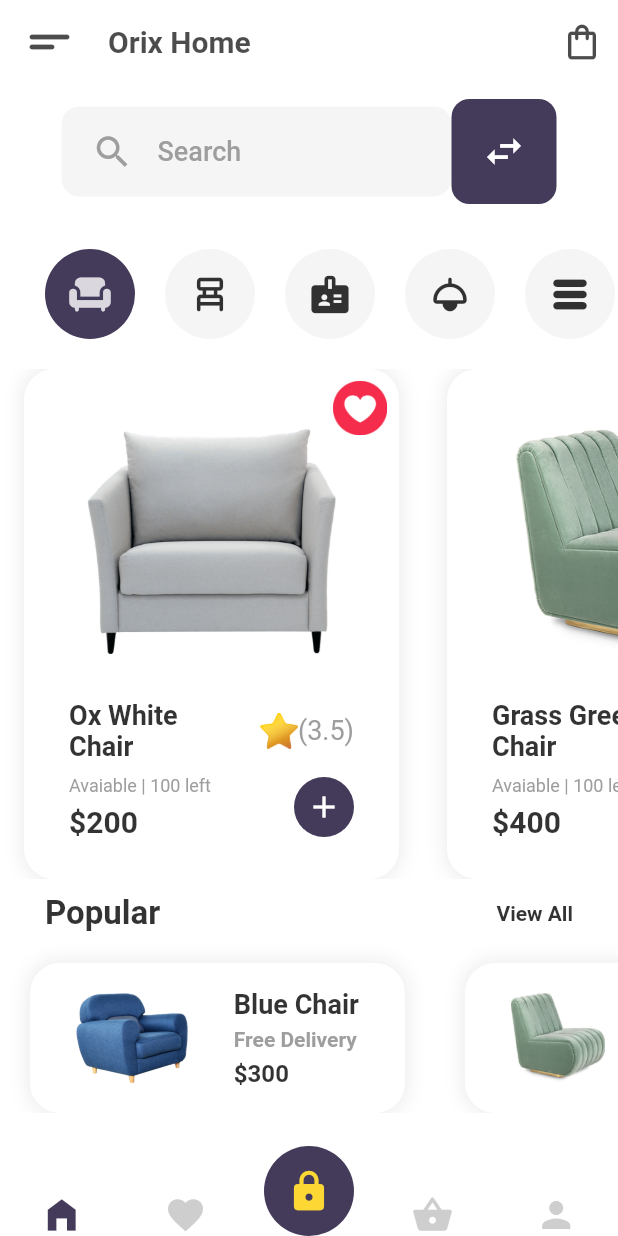
After one commit to sameerkhan24/FurnitureAppUIOrix, a Flutter app: the screen it shows after launch, after a tap on "Signup", on a phone screen of 412 x 824 dp. The commit adds this screen. Run offline on Flutter 3.47's test engine with Material 2 defaults, Android fonts, the light colour scheme and no system bars.

Commit message:
Made the homepage

```diff
--- /dev/null
+++ b/lib/homepage.dart
@@ -0,0 +1,477 @@
+import 'dart:ui';
+
+import 'package:flutter/cupertino.dart';
+import 'package:flutter/material.dart';
+import 'package:flutter/painting.dart';
+import 'package:flutter/rendering.dart';
+import 'package:flutter/widgets.dart';
+import 'package:orixfurnitureui/styles.dart';
+
+class HomePage extends StatefulWidget {
+  const HomePage({ Key? key }) : super(key: key);
+
+  @override
+  _HomePageState createState() => _HomePageState();
+}
+
+class _HomePageState extends State<HomePage> {
+  int selected=1;
+  @override
+  Widget build(BuildContext context) {
+    return Scaffold(
+      backgroundColor: Colors.white,
+      appBar: AppBar(
+        backgroundColor: Colors.white,
+        centerTitle: false,
+        elevation: 0,
+        leading: Padding(
+          padding: const EdgeInsets.only(left:10.0),
+          child: Icon(Icons.short_text_rounded,color: Colors.black.withOpacity(0.7),size: 40,),
+        ),
+        title: Text('Orix Home',style: TextStyle(fontSize: 20,color: Colors.black.withOpacity(0.7),fontWeight: FontWeight.bold),),
+        actions: [
+          Padding(
+            padding: const EdgeInsets.only(right:10.0),
+            child: Icon(Icons.shopping_bag_outlined,color: Colors.black.withOpacity(0.7),size: 28,),
+          )],
+      ),
+      body: Column(
+        crossAxisAlignment: CrossAxisAlignment.center,
+        mainAxisAlignment: MainAxisAlignment.start,
+        children: [
+          SearchAndFilterBox(),
+
+          Padding(
+            padding: const EdgeInsets.only(top:30.0,left: 10),
+            child: SingleChildScrollView(
+              scrollDirection: Axis.horizontal,
+              child: Row(
+                children: [
+                  Padding(
+                    padding: const EdgeInsets.only(left:20.0),
+                    child: GestureDetector(
+                      onTap: (){
+                        setState(() {
+                          selected=1;
+                        });
+                        },
+                      child: Container(
+                        height: 60,
+                        width: 60,
+                        decoration: BoxDecoration(
+                          color: selected==1 ? orixpurple: Colors.grey.withOpacity(0.1),
+                          shape: BoxShape.circle
+                        ),
+                        child: Icon(Icons.chair_rounded,
+                        color: selected==1 ? Colors.white.withOpacity(0.8) : Colors.black.withOpacity(0.8),
+                        size: 30,),
+                      ),
+                    ),
+                  ),
+                  Padding(
+                    padding: const EdgeInsets.only(left:20.0),
+                    child: GestureDetector(
+                      onTap: (){
+                        setState(() {
+                          selected=2;
+                        });
+                        },
+                      child: Container(
+                        height: 60,
+                        width: 60,
+                        decoration: BoxDecoration(
+                          color: selected==2 ? orixpurple: Colors.grey.withOpacity(0.1),
+                          shape: BoxShape.circle,
+                        ),
+                        child: Icon(Icons.chair_alt_rounded,
+                        color: selected==2 ? Colors.white.withOpacity(0.8) : Colors.black.withOpacity(0.8),
+                        size: 30,),
+                      ),
+                    ),
+                  ),
+                  Padding(
+                    padding: const EdgeInsets.only(left:20.0),
+                    child: GestureDetector(
+                      onTap: (){
+                        setState(() {
+                          selected=3;
+                        });
+                        },
+                      child: Container(
+                        height: 60,
+                        width: 60,
+                        decoration: BoxDecoration(
+                          color: selected==3 ? orixpurple: Colors.grey.withOpacity(0.1),
+                          shape: BoxShape.circle
+                        ),
+                        child: Icon(Icons.badge,
+                        color: selected==3 ? Colors.white.withOpacity(0.8) : Colors.black.withOpacity(0.8),
+                        size: 30,),
+                      ),
+                    ),
+                  ),
+                  Padding(
+                    padding: const EdgeInsets.only(left:20.0),
+                    child: GestureDetector(
+                      onTap: (){
+                        setState(() {
+                          selected=4;
+                        });
+                        },
+                      child: Container(
+                        height: 60,
+                        width: 60,
+                        decoration: BoxDecoration(
+                          color: selected==4 ? orixpurple: Colors.grey.withOpacity(0.1),
+                          shape: BoxShape.circle
+                        ),
+                        child: Icon(Icons.light_rounded,
+                        color: selected==4 ? Colors.white.withOpacity(0.8) : Colors.black.withOpacity(0.8),
+                        size: 30,),
+                      ),
+                    ),
+                  ),
+                  Padding(
+                    padding: const EdgeInsets.only(left:20.0),
+                    child: GestureDetector(
+                      onTap: (){
+                        setState(() {
+                          selected=5;
+                        });
+                        },
+                      child: Container(
+                        height: 60,
+                        width: 60,
+                        decoration: BoxDecoration(
+                          color: selected==5 ? orixpurple: Colors.grey.withOpacity(0.1),
+                          shape: BoxShape.circle
+                        ),
+                        child: Icon(Icons.table_rows_rounded,
+                        color: selected==5 ? Colors.white.withOpacity(0.8) : Colors.black.withOpacity(0.8),
+                        size: 30,),
+                      ),
+                    ),
+                  ),
+                  Padding(
+                    padding: const EdgeInsets.only(left:20.0),
+                    child: GestureDetector(
+                      onTap: (){
+                        setState(() {
+                          selected=6;
+                        });
+                        },
+                      child: Container(
+                        height: 60,
+                        width: 60,
+                        decoration: BoxDecoration(
+                          color: selected==6 ? orixpurple: Colors.grey.withOpacity(0.1),
+                          shape: BoxShape.circle
+                        ),
+                        child: Icon(Icons.filter_frames_rounded,
+                        color: selected==6 ? Colors.white.withOpacity(0.8) : Colors.black.withOpacity(0.8),
+                        size: 30,),
+                      ),
+                    ),
+                  ),
+
+                ],
+              ),
+            ),
+          ),
+
+          ChairImgScroller(),
+
+          Padding(
+            padding: const EdgeInsets.symmetric(horizontal:30.0),
+            child:
+                Row(
+                  mainAxisAlignment: MainAxisAlignment.spaceBetween,
+                  children: [
+                    Text('Popular',style: TextStyle(fontSize: 22,fontWeight: FontWeight.bold,color: Colors.black.withOpacity(0.8)),),
+                    Text('View All',style: TextStyle(fontSize: 14,fontWeight: FontWeight.bold,color: Colors.black.withOpacity(0.8)),),
+                  ],
+                )),
+                SingleChildScrollView(
+                  scrollDirection: Axis.horizontal,
+                  child: Padding(
+                    padding: const EdgeInsets.only(top:20.0),
+                    child: Row(
+                      children: [
+                      PopularChairCard(imgUrl: 'assets/bluechair.png',model: 'Blue Chair',price: '\$300',),
+                      PopularChairCard(imgUrl: 'assets/greenchair.png',model: 'Green Chair',price: '\$400',),
+                      PopularChairCard(imgUrl: 'assets/whitechair.png',model: 'White Chair',price: '\$200',),
+                    ],),
+                  ),
+                ),
+        ],
+      ),
+      bottomNavigationBar: SafeArea(
+        child: Container(
+          height: 60,
+          child: Stack(
+            children: [
+              Align(
+                alignment: Alignment.bottomCenter,
+                child: Row(
+                  mainAxisAlignment: MainAxisAlignment.spaceAround,
+                  children: [
+                    Icon(Icons.home_filled,color: orixpurple,size: 28,),
+                    Icon(Icons.favorite,color: Colors.grey.withOpacity(0.5),size: 28,),
+                    Icon(Icons.home_filled,color: Colors.white,size: 28,),
+                    Icon(Icons.shopping_basket_rounded,color: Colors.grey.withOpacity(0.5),size: 28,),
+                    Icon(Icons.person,color: Colors.grey.withOpacity(0.5),size: 28,),
+                ],),
+              ),
+              Center(
+                child: Container(
+                  height: 60,
+                  width: 60,
+                  decoration: BoxDecoration(
+                    shape: BoxShape.circle,
+                    color: orixpurple,
+                  ),
+                  child: Icon(Icons.lock_rounded,color: Colors.yellow.shade600,size: 30,),
+                ),
+              ),
+            ],
+          )),
+      ),
+    );
+  }
+}
+
+class PopularChairCard extends StatelessWidget {
+  String imgUrl;
+  String model;
+  String price;
+   PopularChairCard({
+    Key? key,
+    required this.imgUrl,
+    required this.model,
+    required this.price,
+  }) : super(key: key);
+
+  @override
+  Widget build(BuildContext context) {
+    return Padding(
+      padding: const EdgeInsets.symmetric(horizontal:20.0),
+      child: Container(
+        height: 100,
+        width: 250,
+        decoration: BoxDecoration(
+          color: Colors.white,
+          borderRadius: BorderRadius.all(Radius.circular(20)),
+          boxShadow: [
+        BoxShadow(
+      color: Colors.black.withOpacity(0.08),
+      spreadRadius: 1,
+      blurRadius: 10,
+      offset: Offset(0, 0), // changes position of shadow
+        ),
+      ],
+        ),
+        child: Row(
+          mainAxisAlignment: MainAxisAlignment.spaceEvenly,
+          crossAxisAlignment: CrossAxisAlignment.center,
+          children: [
+          Container(
+            height: 60,
+            child: Image.asset(imgUrl),
+          ),
+          Column(
+            mainAxisAlignment: MainAxisAlignment.center,
+            crossAxisAlignment: CrossAxisAlignment.start,
+            children: [
+              Text(model,style: TextStyle(fontSize: 18,fontWeight: FontWeight.bold,color: Colors.black.withOpacity(0.8)),),
+              SizedBox(height: 5,),
+              Text('Free Delivery',style: TextStyle(fontSize: 14,fontWeight: FontWeight.bold,color: Colors.grey),),
+              SizedBox(height: 5,),
+              Text(price,style: TextStyle(fontSize: 16,fontWeight: FontWeight.bold,color: Colors.black.withOpacity(0.8)),),
+
+            ],
+          ),
+        ],),
+      ),
+    );
+  }
+}
+
+class ChairImgScroller extends StatelessWidget {
+  const ChairImgScroller({
+    Key? key,
+  }) : super(key: key);
+
+  @override
+  Widget build(BuildContext context) {
+    return Padding(
+      padding: const EdgeInsets.only(top:20.0,bottom: 10),
+      child: SingleChildScrollView(
+        scrollDirection: Axis.horizontal,
+        child: Row(
+          children: [
+            ChairCard(imgUrl: 'assets/whitechair.png',model: 'Ox White\nChair',price: '\$200',),
+            ChairCard(imgUrl: 'assets/greenchair.png',model: 'Grass Green\nChair',price: '\$400',),
+            ChairCard(imgUrl: 'assets/bluechair.png',model: 'Water Blue\nChair',price: '\$300',),
+          ],
+        ),
+      ),
+    );
+  }
+}
+
+class ChairCard extends StatelessWidget {
+  String imgUrl,model,price;
+   ChairCard({
+    Key? key,
+    required this.imgUrl,
+    required this.model,
+    required this.price,
+  }) : super(key: key);
+
+  @override
+  Widget build(BuildContext context) {
+    return Padding(
+      padding: const EdgeInsets.symmetric(horizontal:16.0),
+      child: Container(
+        height:340,
+        width: 250,
+        decoration: BoxDecoration(
+          color: Colors.white,
+          borderRadius: BorderRadius.all(Radius.circular(20)),
+          boxShadow: [
+        BoxShadow(
+      color: Colors.black.withOpacity(0.08),
+      spreadRadius: 1,
+      blurRadius: 10,
+      offset: Offset(0, 0), // changes position of shadow
+        ),
+      ],
+        ),
+        child: Column(
+          children: [
+            Stack(
+              children: [
+                Padding(
+                  padding: const EdgeInsets.only(top:40.0),
+                  child: Align(
+                    alignment: Alignment.center,
+                    child: Container(
+                      //color: Colors.yellow,
+                      height: 150,
+                      child: Image.asset(imgUrl),
+                    ),
+                  ),
+                ),
+                Padding(
+                  padding: const EdgeInsets.only(right:8.0,top:8),
+                  child: Align(
+                    alignment: Alignment.topRight,
+                    child: Container(
+                      height: 36,
+                      child: Image.asset('assets/love.png'),
+                    ),
+                  ),
+                )
+              ],
+            ),
+            Padding(
+              padding: const EdgeInsets.only(right:30.0,left:30,top: 30),
+              child: Row(
+                mainAxisAlignment: MainAxisAlignment.spaceBetween,
+                children: [
+                  FittedBox(child: Text(model,style: TextStyle(fontSize: 18,fontWeight: FontWeight.bold,color: Colors.black.withOpacity(0.8)),)),
+                  Row(
+                    children: [
+                      Container(
+                        height: 24,
+                        child: Image.asset('assets/star.png'),
+                      ),
+                      Text('(3.5)',style: TextStyle(fontSize: 18,color: Colors.grey),)
+                    ],
+                  ),
+                ],
+              ),
+            ),
+            Padding(
+              padding: const EdgeInsets.symmetric(horizontal:30.0),
+              child: Row(
+                mainAxisAlignment: MainAxisAlignment.spaceBetween,
+                children: [
+                  Column(
+                    crossAxisAlignment: CrossAxisAlignment.start,
+                    children: [
+                      Text('Avaiable | 100 left',style: TextStyle(fontSize: 12,color: Colors.grey),),
+                      SizedBox(height:5),
+                      Text(price,style: TextStyle(fontSize: 20,fontWeight: FontWeight.bold,color: Colors.black.withOpacity(0.8)),)
+                    ],
+                  ),
+                  Container(
+                    height: 60,
+                    width: 40,
+                    decoration: BoxDecoration(
+                      shape: BoxShape.circle,
+                      color: orixpurple,
+                    ),
+                    child: Icon(Icons.add,color: Colors.white,))
+                ],
+              ),
+            ),
+          ],
+        ),
+      ),
+    );
+  }
+}
+
+class SearchAndFilterBox extends StatelessWidget {
+  const SearchAndFilterBox({
+    Key? key,
+  }) : super(key: key);
+
+  @override
+  Widget build(BuildContext context) {
+    return Padding(
+      padding: const EdgeInsets.only(top:10.0),
+      child: Row(
+        children: [
+          Spacer(),
+          Container(
+            width: 260,
+            height: 60,
+            decoration: BoxDecoration(
+        color: Colors.grey.withOpacity(0.1),
+        borderRadius: BorderRadius.circular(12),
+      ),
+            child: Center(
+              child: Padding(
+                padding: const EdgeInsets.only(left:20.0),
+                child: TextField(
+
+        onChanged: (value){},
+        style: TextStyle(color: Colors.white),
+        decoration: InputDecoration(
+      enabledBorder: InputBorder.none,
+      focusedBorder: InputBorder.none,
+      icon: Icon(Icons.search,size: 28,color: Colors.grey,),
+      hintText: 'Search',
+      hintStyle: TextStyle(color: Colors.grey,fontSize: 18,fontWeight: FontWeight.w500),
+        ),
+      ),
+              ),
+            ),
+          ),
+          Container(
+            height: 70,
+            width: 70,
+            decoration: BoxDecoration(
+              color: Color(0xFF443B5A),
+              borderRadius: BorderRadius.all(Radius.circular(12))
+            ),
+            child: Icon(Icons.swap_horiz_outlined,color: Colors.white,size: 30,)
+          ),
+          Spacer()
+        ],
+      ),
+    );
+  }
+}
--- a/lib/loginpage.dart
+++ b/lib/loginpage.dart
@@ -3,6 +3,7 @@ import 'package:flutter/material.dart';
 import 'package:flutter/painting.dart';
 import 'package:flutter/rendering.dart';
 import 'package:flutter/widgets.dart';
+import 'package:orixfurnitureui/homepage.dart';
 import 'package:orixfurnitureui/styles.dart';
 
 class LoginPage extends StatefulWidget {
@@ -146,7 +147,11 @@ class SignUpButton extends StatelessWidget {
 
   @override
   Widget build(BuildContext context) {
-    return Container(
+    return GestureDetector(
+      onTap: (){
+        Navigator.push(context, MaterialPageRoute(builder: (context){return HomePage();}));
+      },
+      child: Container(
         height: 80,
         width: 360,
         decoration: BoxDecoration(
@@ -154,14 +159,15 @@ class SignUpButton extends StatelessWidget {
           borderRadius: const BorderRadius.all(Radius.circular(20)),
           boxShadow: [
             BoxShadow(
-        color: Colors.black.withOpacity(0.5),
+          color: Colors.black.withOpacity(0.2),
           spreadRadius: 2,
           blurRadius: 10,
-        offset: Offset(0, 2),
+          offset: Offset(0, 3),
         ),
           ]
         ),
         child: Center(child: Text('Signup',style: TextStyle(fontSize: 24,color: Colors.white,fontWeight: FontWeight.bold),)),
+      ),
     );
   }
 }
@@ -183,7 +189,7 @@ class ArrowPanel extends StatelessWidget {
             width: 60,
             decoration: BoxDecoration(
               shape: BoxShape.circle,
-              color: Colors.yellow
+              color: Colors.yellow.shade700
             ),
             child: Icon(Icons.arrow_back,color: Colors.white,),
           ),
@@ -241,7 +247,7 @@ class ArrowPanel extends StatelessWidget {
             width: 60,
             decoration: BoxDecoration(
               shape: BoxShape.circle,
-              color: Colors.red
+              color: Colors.deepOrange.shade700
             ),
             child: Icon(Icons.arrow_forward,color: Colors.white,),
           ),
--- a/lib/styles.dart
+++ b/lib/styles.dart
@@ -5,3 +5,4 @@ Shadow textshadow = Shadow(
                 color: Colors.black.withOpacity(0.4),
                 offset: Offset(0, 0),
                 );
+Color orixpurple =const Color(0xFF443B5A);
```
Also changed, not shown: assets/love.png (added), assets/star.png (added). Lines whose indentation alone changed are shown as unchanged.
